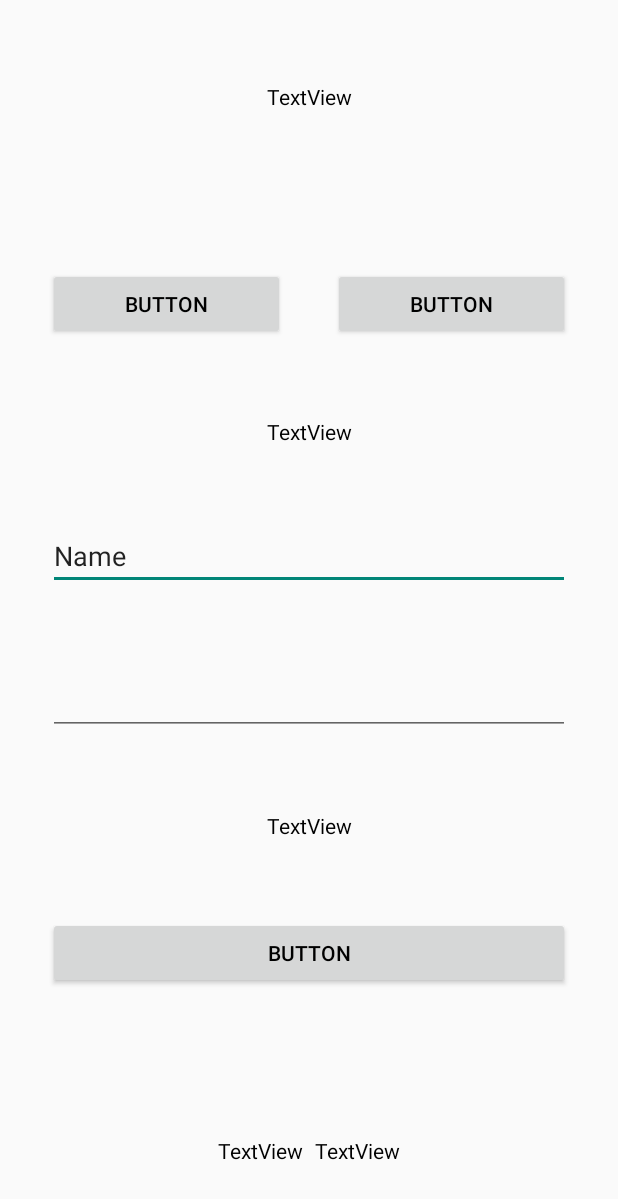
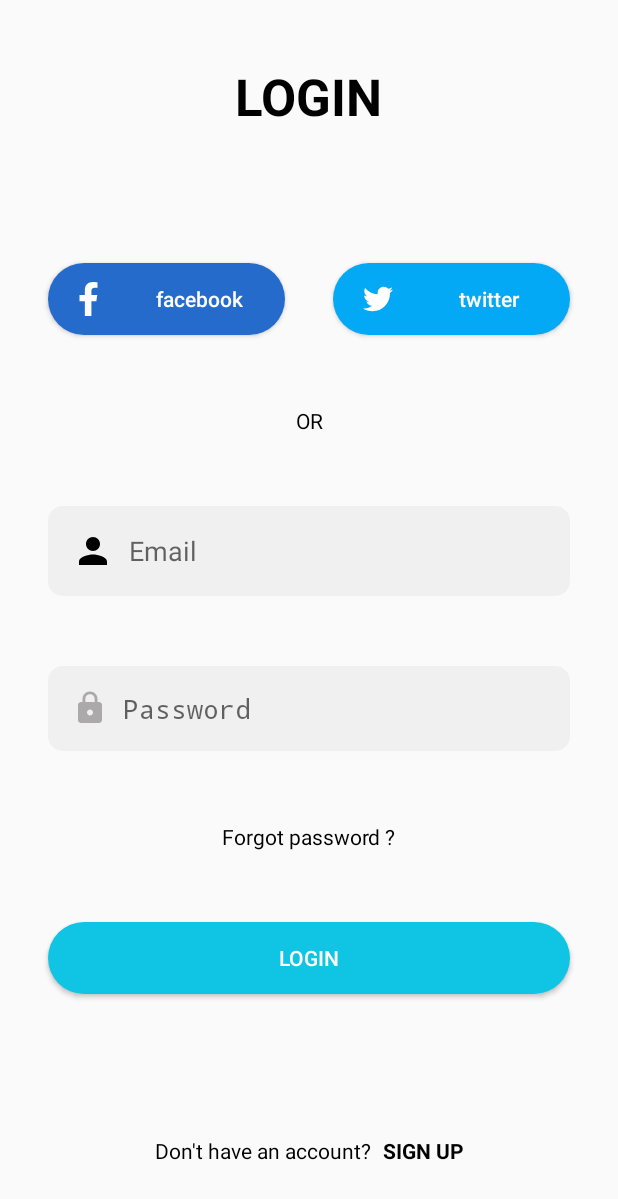
Before and after one commit to mohammedMesbahi/firstAndroidApplication, an Android app: the screen it shows after launch (MainActivity), on a phone screen of 412 x 824 dp. Shown: the top 1199 px of the screen. Run offline under Robolectric (Android 15) with nearby library versions, the phone set to English and light mode, and no system bars.

Commit message:
updates2

```diff
--- a/app/src/main/res/drawable/bg_input.xml
+++ b/app/src/main/res/drawable/bg_input.xml
@@ -1,4 +1,6 @@
 <?xml version="1.0" encoding="utf-8"?>
-<shape xmlns:android="http://schemas.android.com/apk/res/android">
-
+<shape xmlns:android="http://schemas.android.com/apk/res/android"
+    android:shape="rectangle">
+    <solid  android:color="#f0f0f0"></solid>
+    <corners android:radius="10dp"></corners>
 </shape>
--- a/app/src/main/res/drawable/bg_login.xml
+++ b/app/src/main/res/drawable/bg_login.xml
@@ -1,4 +1,6 @@
 <?xml version="1.0" encoding="utf-8"?>
-<shape xmlns:android="http://schemas.android.com/apk/res/android">
-
+<shape xmlns:android="http://schemas.android.com/apk/res/android"
+    android:shape="rectangle">
+    <solid android:color="@color/light_blue"></solid>
+    <corners android:radius="34dp"></corners>
 </shape>
--- a/app/src/main/res/drawable/btn_bg.xml
+++ b/app/src/main/res/drawable/btn_bg.xml
@@ -1,4 +1,6 @@
 <?xml version="1.0" encoding="utf-8"?>
-<shape xmlns:android="http://schemas.android.com/apk/res/android">
-
+<shape xmlns:android="http://schemas.android.com/apk/res/android"
+    android:shape="rectangle">
+    <corners android:radius="34dp"></corners>
+    <solid android:color="@color/white"></solid>
 </shape>
--- a/app/src/main/res/layout/activity_main.xml
+++ b/app/src/main/res/layout/activity_main.xml
@@ -11,7 +11,9 @@
         android:id="@+id/textView"
         android:layout_width="wrap_content"
         android:layout_height="wrap_content"
-        android:text="TextView"
+        android:text="@string/login"
+        android:textSize="34sp"
+        android:textStyle="bold"
         app:layout_constraintBottom_toTopOf="@+id/guideline2"
         app:layout_constraintEnd_toEndOf="parent"
         app:layout_constraintHorizontal_bias="0.5"
@@ -20,10 +22,15 @@
 
     <Button
         android:id="@+id/button"
+        style="@style/customBtn"
         android:layout_width="0dp"
         android:layout_height="wrap_content"
         android:layout_marginEnd="16dp"
-        android:text="Button"
+        android:background="@drawable/btn_bg"
+        android:backgroundTint="@color/facebook"
+        android:drawableLeft="@drawable/ic_facebook_f"
+        android:drawableTint="@color/white"
+        android:text="@string/facebook"
         app:layout_constraintBottom_toTopOf="@+id/textView2"
         app:layout_constraintEnd_toStartOf="@+id/button2"
         app:layout_constraintHorizontal_bias="0.5"
@@ -33,10 +40,16 @@
 
     <Button
         android:id="@+id/button2"
+        style="@style/customBtn"
         android:layout_width="0dp"
         android:layout_height="wrap_content"
         android:layout_marginStart="16dp"
-        android:text="Button"
+        android:background="@drawable/btn_bg"
+        android:backgroundTint="@color/twitter"
+        android:drawableLeft="@drawable/ic_twitter"
+        android:drawablePadding="10dp"
+        android:drawableTint="@color/white"
+        android:text="@string/twitter"
         app:layout_constraintBottom_toBottomOf="@+id/button"
         app:layout_constraintEnd_toEndOf="@+id/editTextTextPersonName"
         app:layout_constraintHorizontal_bias="0.5"
@@ -47,7 +60,7 @@
         android:id="@+id/textView2"
         android:layout_width="wrap_content"
         android:layout_height="wrap_content"
-        android:text="TextView"
+        android:text="@string/or"
         app:layout_constraintBottom_toTopOf="@+id/editTextTextPersonName"
         app:layout_constraintEnd_toEndOf="parent"
         app:layout_constraintHorizontal_bias="0.5"
@@ -56,13 +69,16 @@
 
     <EditText
         android:id="@+id/editTextTextPersonName"
+        style="@style/custom_input"
         android:layout_width="match_parent"
         android:layout_height="wrap_content"
         android:layout_marginStart="32dp"
         android:layout_marginEnd="32dp"
+        android:drawableLeft="@drawable/ic_baseline_person_24"
+        android:drawableTint="@color/black"
         android:ems="10"
+        android:hint="@string/email"
         android:inputType="textPersonName"
-        android:text="Name"
         app:layout_constraintBottom_toTopOf="@+id/editTextTextPassword"
         app:layout_constraintEnd_toEndOf="parent"
         app:layout_constraintHorizontal_bias="0.5"
@@ -71,9 +87,13 @@
 
     <EditText
         android:id="@+id/editTextTextPassword"
+        style="@style/custom_input"
         android:layout_width="0dp"
         android:layout_height="wrap_content"
+        android:drawableLeft="@drawable/ic_baseline_lock_24"
+        android:drawableTint="@color/gray"
         android:ems="10"
+        android:hint="@string/password"
         android:inputType="textPassword"
         app:layout_constraintBottom_toTopOf="@+id/textView3"
         app:layout_constraintEnd_toEndOf="@+id/editTextTextPersonName"
@@ -85,7 +105,7 @@
         android:id="@+id/textView3"
         android:layout_width="wrap_content"
         android:layout_height="wrap_content"
-        android:text="TextView"
+        android:text="@string/forgot"
         app:layout_constraintBottom_toTopOf="@+id/button3"
         app:layout_constraintEnd_toEndOf="parent"
         app:layout_constraintHorizontal_bias="0.5"
@@ -96,9 +116,13 @@
         android:id="@+id/button3"
         android:layout_width="0dp"
         android:layout_height="wrap_content"
-        android:text="Button"
+        android:background="@drawable/bg_login"
+        android:text="@string/login"
+        android:textColor="@color/white"
+        android:shadowColor="@color/gray"
         app:layout_constraintBottom_toTopOf="@+id/guideline3"
         app:layout_constraintEnd_toEndOf="@+id/editTextTextPassword"
+        android:elevation="10dp"
         app:layout_constraintHorizontal_bias="0.5"
         app:layout_constraintStart_toStartOf="@+id/editTextTextPassword"
         app:layout_constraintTop_toBottomOf="@+id/textView3" />
@@ -107,7 +131,7 @@
         android:id="@+id/textView4"
         android:layout_width="wrap_content"
         android:layout_height="wrap_content"
-        android:text="TextView"
+        android:text="@string/account_dont"
         app:layout_constraintBottom_toBottomOf="parent"
         app:layout_constraintEnd_toStartOf="@+id/textView5"
         app:layout_constraintHorizontal_bias="0.5"
@@ -120,7 +144,8 @@
         android:layout_width="wrap_content"
         android:layout_height="wrap_content"
         android:layout_marginStart="8dp"
-        android:text="TextView"
+        android:text="@string/sign_up"
+        android:textStyle="bold"
         app:layout_constraintBottom_toBottomOf="parent"
         app:layout_constraintEnd_toEndOf="parent"
         app:layout_constraintHorizontal_bias="0.5"
--- a/app/src/main/res/values/colors.xml
+++ b/app/src/main/res/values/colors.xml
@@ -6,5 +6,9 @@
     <color name="teal_200">#FF03DAC5</color>
     <color name="teal_700">#FF018786</color>
     <color name="black">#FF000000</color>
+    <color name="gray">#ABA9A9</color>
     <color name="white">#FFFFFFFF</color>
+    <color name="facebook">#246BCB</color>
+    <color name="twitter">#03a9f5</color>
+    <color name="light_blue">#10c4e3</color>
 </resources>
--- a/app/src/main/res/values/strings.xml
+++ b/app/src/main/res/values/strings.xml
@@ -1,7 +1,12 @@
 <resources>
     <string name="app_name">My Application</string>
-    <string name="ok">dsfs dsfgdsfj dfshfsj</string>
-    <string name="title_login">Login Activity</string>
-    <string name="submit_btn">Submit</string>
-    <string name="coypright">\@copyright GL 2023</string>
+    <string name="login">LOGIN</string>
+    <string name="facebook">facebook</string>
+    <string name="twitter">twitter</string>
+    <string name="email">Email</string>
+    <string name="password">Password</string>
+    <string name="forgot">Forgot password ?</string>
+    <string name="account_dont">Don\'t have an account?</string>
+    <string name="sign_up">SIGN UP</string>
+    <string name="or">OR</string>
 </resources>
--- a/app/src/main/res/values/themes.xml
+++ b/app/src/main/res/values/themes.xml
@@ -10,8 +10,18 @@
 
         <!-- Primary brand color. -->
     </style>
-    <style name="customBtn" parent="Widget.AppCompat.ActionButton" >
+
+    <style name="customBtn" parent="Widget.AppCompat.Button" >
+        <item name="android:textAlignment">center</item>
+        <item name="android:paddingStart">20dp</item>
+        <item name="android:drawablePadding">10dp</item>
         <item name="android:textColor">@color/white</item>
-        <item name="android:background">@color/black</item>
+        <item name="android:textAllCaps">false</item>
     </style>
+    <style name="custom_input" parent="Widget.AppCompat.EditText">
+        <item name="android:background">@drawable/bg_input</item>
+        <item name="android:padding">16dp</item>
+        <item name="android:drawablePadding">10dp</item>
+    </style>
+
 </resources>
```
